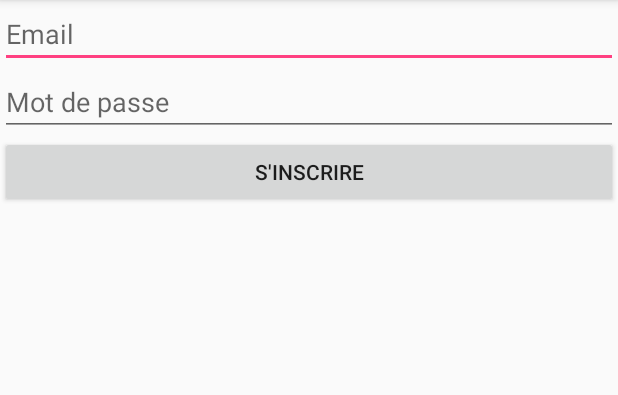
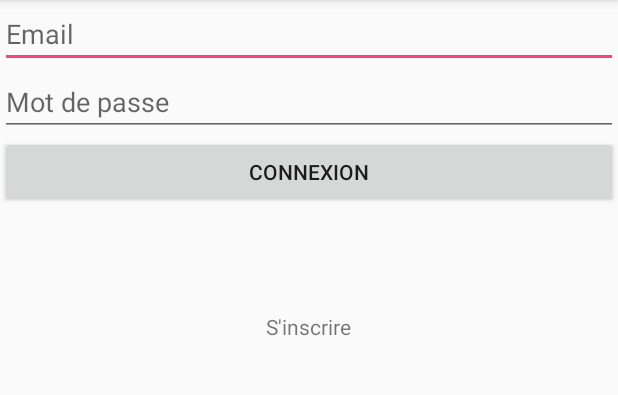
Before and after one commit to elinalp/MMM-project, an Android app: the screen it shows after launch (SignUpActivity before the commit, LogInActivity after it), on a phone screen of 412 x 824 dp, the part 84-479 px from its top. Run offline under Robolectric (Android 15) with nearby library versions, the phone set to English and light mode, and no system bars; our stand-ins replace ButterKnife, Firebase (no records; nobody signed in at launch, a user with empty details on screens opened directly).

Commit message:
Added logInActivity

```diff
--- a/app/src/main/java/com/istic/mmm/project/SignUpActivity.java
+++ b/app/src/main/java/com/istic/mmm/project/SignUpActivity.java
@@ -36,7 +36,6 @@ public class SignUpActivity extends AppCompatActivity {
     }
 
     @OnClick(R.id.signupButton) void signup() {
-
         String email = inputEmail.getText().toString().trim();
         String password = inputPassword.getText().toString().trim();
 
@@ -56,7 +55,7 @@ public class SignUpActivity extends AppCompatActivity {
                 @Override
                 public void onComplete(@NonNull Task<AuthResult> task) {
                     if (!task.isSuccessful()) {
-                        Toast.makeText(getApplicationContext(), getString(R.string.signup_error_message), Toast.LENGTH_SHORT).show();
+                        Toast.makeText(getApplicationContext(), getString(R.string.signup_failed), Toast.LENGTH_SHORT).show();
                         System.out.println("SignUpActivity : " + task.getException());
                     } else {
                         startActivity(new Intent(getApplicationContext(), MainActivity.class));
--- a/app/src/main/res/layout/activity_log_in.xml
+++ b/app/src/main/res/layout/activity_log_in.xml
@@ -5,4 +5,44 @@
     android:layout_height="match_parent"
     tools:context="com.istic.mmm.project.LogInActivity" >
 
+    <EditText
+        android:id="@+id/emailField"
+        android:layout_width="match_parent"
+        android:layout_height="wrap_content"
+        android:layout_alignParentLeft="true"
+        android:layout_alignParentTop="true"
+        android:ems="10"
+        android:inputType="textEmailAddress"
+        android:hint="@string/email_hint" >
+
+        <requestFocus />
+    </EditText>
+
+    <EditText
+        android:id="@+id/passwordField"
+        android:layout_width="match_parent"
+        android:layout_height="wrap_content"
+        android:layout_alignLeft="@+id/emailField"
+        android:layout_below="@+id/emailField"
+        android:ems="10"
+        android:hint="@string/password_hint"
+        android:inputType="textPassword" />
+
+    <Button
+        android:id="@+id/loginButton"
+        android:layout_width="match_parent"
+        android:layout_height="wrap_content"
+        android:layout_alignLeft="@+id/passwordField"
+        android:layout_below="@+id/passwordField"
+        android:text="@string/login_button_label" />
+
+    <TextView
+        android:id="@+id/signUpText"
+        android:layout_width="wrap_content"
+        android:layout_height="wrap_content"
+        android:layout_below="@+id/loginButton"
+        android:layout_centerHorizontal="true"
+        android:layout_marginTop="69dp"
+        android:text="@string/sign_up_text" />
+
 </RelativeLayout>
--- a/app/src/main/res/values/strings.xml
+++ b/app/src/main/res/values/strings.xml
@@ -3,15 +3,19 @@
 
     <string name="password_hint">Mot de passe</string>
     <string name="email_hint">Email</string>
+
     <string name="sign_up_button_label">S\'inscrire</string>
     <string name="signup_error_message_email">Entrez une adresse e-mail et mot de passe</string>
     <string name="signup_error_message_password">Entrez un mot de passe de plus de 6 caractères</string>
-    <string name="signup_error_message">Une erreur est survenue, inscription impossible</string>
+    <string name="signup_failed">Une erreur est survenue, inscription impossible</string>
+    <string name="signup_success">Votre compte a bien été crée! Vous pouvez vous connecter.</string>
 
-    <string name="signup_success">Votre compte a bien été crée! Vous pouvez vous connecter.</string>
-    <string name="login_error_message">Assurez-vous d\'entrer une adresse e-mail et mot de passe</string>
-    <string name="login_error_title">Une erreur est survenue</string>
     <string name="login_button_label">Connexion</string>
+    <string name="login_error_message_email">Entrez une adresse e-mail et mot de passe</string>
+    <string name="login_error_message_password">Entrez un mot de passe de plus de 6 caractères</string>
+    <string name="login_failed">Une erreur est survenue, connexion impossible</string>
+
+
     <string name="sign_up_text">S\'inscrire</string>
     <string name="title_activity_login">Se connecter</string>
     <string name="action_logout">Deconnexion</string>
```
Also changed, not shown: app/src/main/AndroidManifest.xml (+2 -14 lines), app/src/main/java/com/istic/mmm/project/LogInActivity.java (+65 -0 lines).
